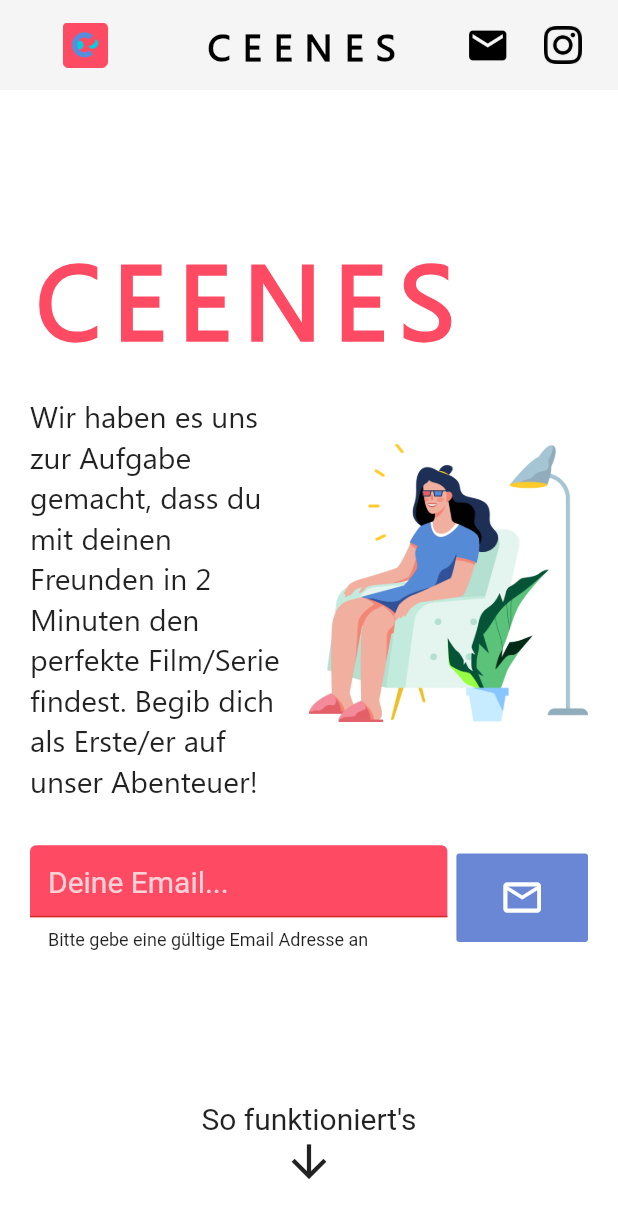
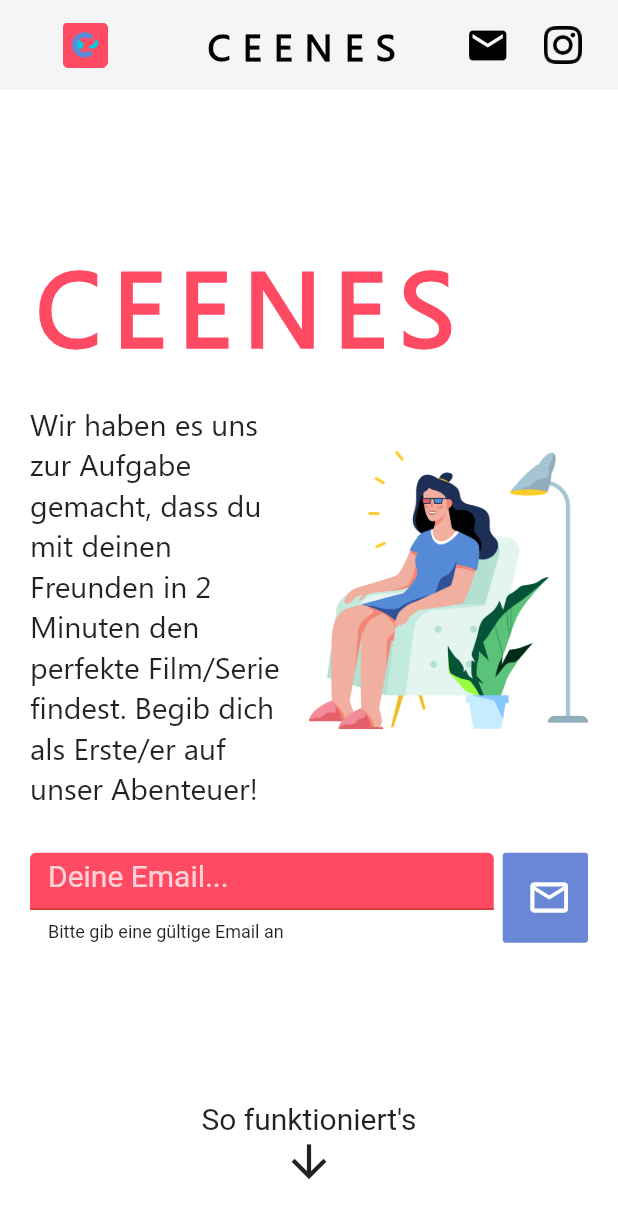
Before and after one commit to kasten4444/ceenes_v1, a Flutter app: the screen it shows after launch, after a tap on the "email" icon, on a phone screen of 412 x 824 dp. Shown: the top 1218 px of the screen. Run offline on Flutter 3.47's test engine with Material 2 defaults, Android fonts, the phone set to English and light mode, and no system bars; drawn by our look-alikes of scrollable_positioned_list; our stand-ins replace animated_text_kit, auto_size_text, cloud_firestore, email_validator, firebase_core, flutter_html and 4 more; missing offline and left inert: cloud_firestore_web, dart:html, draggable_scrollbar, firebase_core_web, mailto; accounts and stored records are empty; statements that could not run were skipped.

Commit message:
änderungen bzgl höhe und tff (vgl commit ceenes)

```diff
--- a/lib/Widgets/Mobil/body_parts/part_1.dart
+++ b/lib/Widgets/Mobil/body_parts/part_1.dart
@@ -25,15 +25,30 @@
     super.dispose();
   }
 
+  FocusNode _focusNode;
+
   FirebaseFirestore firestore = FirebaseFirestore.instance;
   final _formKey = GlobalKey<FormState>();
+
+  @override
+  void initState() {
+    _focusNode = FocusNode();
+    //use this only if you want to remove the content of the tff when the focus gets lost
+    /*
+    _focusNode.addListener(() {
+      if (!_focusNode.hasFocus) myController.clear;
+    });
+
+     */
+    super.initState();
+  }
 
   @override
   Widget build(BuildContext context) {
     return Center(
         child: Container(
       //color: Colors.green,
-      height: MediaQuery.of(context).size.height- 90,
+      height: MediaQuery.of(context).size.height - 90,
       child: Column(mainAxisAlignment: MainAxisAlignment.center, children: [
         Padding(
           padding: const EdgeInsets.only(left: 20, top: 60),
@@ -63,7 +78,7 @@
           ),
         ),
         Padding(
-          padding: const EdgeInsets.only(top:20, bottom:30),
+          padding: const EdgeInsets.only(top: 20, bottom: 30),
           child: Row(children: [
             Expanded(
                 flex: 1,
@@ -86,7 +101,8 @@
                   child: Padding(
                     padding: const EdgeInsets.only(bottom: 20, right: 20),
                     child: ConstrainedBox(
-                      constraints: BoxConstraints(maxHeight: 250, maxWidth: 250),
+                      constraints:
+                          BoxConstraints(maxHeight: 250, maxWidth: 250),
                       child: Container(
                         //color: Colors.grey,
                         child: Image.asset(
@@ -100,21 +116,24 @@
           ]),
         ),
         Padding(
-          padding: const EdgeInsets.only(left: 20, right: 20, bottom: 10 ),
+          padding: const EdgeInsets.only(left: 20, right: 20, bottom: 10),
           child: Container(
-              //width: 400,
               child: Row(
             children: [
               Expanded(
-                flex: 3,
+                flex: 5,
                 child: Form(
                   key: _formKey,
                   autovalidate: _autovalidate,
                   child: Column(
                     children: [
-                      TextFormField(
+                      SizedBox(
+                        height: 60,
+                        width: double.maxFinite,
+                        child: TextFormField(
+                          focusNode: _focusNode,
                           decoration: InputDecoration(
-                            errorMaxLines: 4,
+                              //errorMaxLines: 4,
                               errorStyle: TextStyle(color: Colors.black87),
                               filled: true,
                               fillColor: my_pink,
@@ -139,12 +158,14 @@
                           //obscureText: true,
                           style: TextStyle(color: Colors.white, fontSize: 20),
                           validator: (input) {
-                          if (input.isEmpty | !EmailValidator.validate(input)) {
-                            return 'Bitte gebe eine gültige Email Adresse an';
+                            if (input.isEmpty |
+                                !EmailValidator.validate(input)) {
+                              return 'Bitte gib eine gültige Email an';
                             }
                             return null;
                           },
                           controller: myController,
+                        ),
                       ),
                     ],
                   ),
@@ -159,7 +180,7 @@
                   padding: const EdgeInsets.only(left: 5),
                   child: SizedBox(
                     width: double.maxFinite,
-                    height: 59,
+                    height: 60,
                     child: FlatButton(
                       color: my_blue,
                       shape: RoundedRectangleBorder(
--- a/lib/Widgets/Mobil/body_parts/part_5.dart
+++ b/lib/Widgets/Mobil/body_parts/part_5.dart
@@ -79,21 +79,23 @@
                     ),
                     SizedBox(height: 20),
                     Container(
-                        width: 400,
                         child: Row(
                           children: [
                             Expanded(
-                              flex: 4,
+                              flex: 5,
                               child: Form(
                                 key: _formKey,
                                 autovalidate: _autovalidate,
                                 child: Column(
                                   children: [
-                                    TextFormField(
+                                    SizedBox(
+                                      height: 60,
+                                      width: double.maxFinite,
+                                      child: TextFormField(
+                                        focusNode: _focusNode,
                                         decoration: InputDecoration(
-                                          errorMaxLines: 4,
-                                          errorStyle:
-                                              TextStyle(color: Colors.black87),
+                                          //errorMaxLines: 4,
+                                            errorStyle: TextStyle(color: Colors.black87),
                                             filled: true,
                                             fillColor: my_pink,
                                             //labelText: 'Email',
@@ -101,33 +103,30 @@
                                               borderSide: BorderSide(
                                                 color: my_pink,
                                               ),
-                                            borderRadius:
-                                                BorderRadius.circular(2.0),
+                                              borderRadius: BorderRadius.circular(2.0),
                                             ),
                                             hintText: 'Deine Email...',
                                             hintStyle: TextStyle(
-                                              color: Colors.white
-                                                  .withOpacity(0.75)),
+                                                color: Colors.white.withOpacity(0.75)),
                                             focusedBorder: OutlineInputBorder(
-                                              borderSide:
-                                                  BorderSide(color: my_pink),
-                                              borderRadius: BorderRadius.all(
-                                                  Radius.circular(2))),
+                                                borderSide: BorderSide(color: my_pink),
+                                                borderRadius:
+                                                BorderRadius.all(Radius.circular(2))),
                                             labelStyle: TextStyle(
                                               color: Colors.white,
                                             )),
 
                                         //obscureText: true,
-                                      style: TextStyle(
-                                          color: Colors.white, fontSize: 20),
+                                        style: TextStyle(color: Colors.white, fontSize: 20),
                                         validator: (input) {
                                           if (input.isEmpty |
                                           !EmailValidator.validate(input)) {
-                                          return 'Bitte gebe eine gültige Email Adresse an';
+                                            return 'Bitte gib eine gültige Email an';
                                           }
                                           return null;
                                         },
                                         controller: myController,
+                                      ),
                                     ),
                                   ],
                                 ),
@@ -139,10 +138,10 @@
                             Expanded(
                               flex: 1,
                               child: Padding(
-                                padding: const EdgeInsets.all(5.0),
+                                padding: const EdgeInsets.only(left: 5),
                                 child: SizedBox(
                                   width: double.maxFinite,
-                                  height: 59,
+                                  height: 60,
                                   child: FlatButton(
                                     color: my_blue,
                                     shape: RoundedRectangleBorder(
@@ -153,21 +152,15 @@
                                       String email = myController.text;
                                       print(email);
                                       if (_formKey.currentState.validate()) {
-                                        firestore
-                                            .collection("emails")
-                                            .add({"email": email});
+                                        firestore.collection("emails").add({"email": email});
                                         Toast.show(
                                           "Du wurdest erfolgreich hinzugefügt",
                                           context,
-
                                           duration: 2,
                                           gravity: Toast.TOP,
-
                                           backgroundColor: my_pink,
                                           textColor: Colors.white,
-
                                         );
-
                                       } else {
                                         setState(() {
                                           _autovalidate = true;
```
Lines whose indentation alone changed are shown as unchanged.
